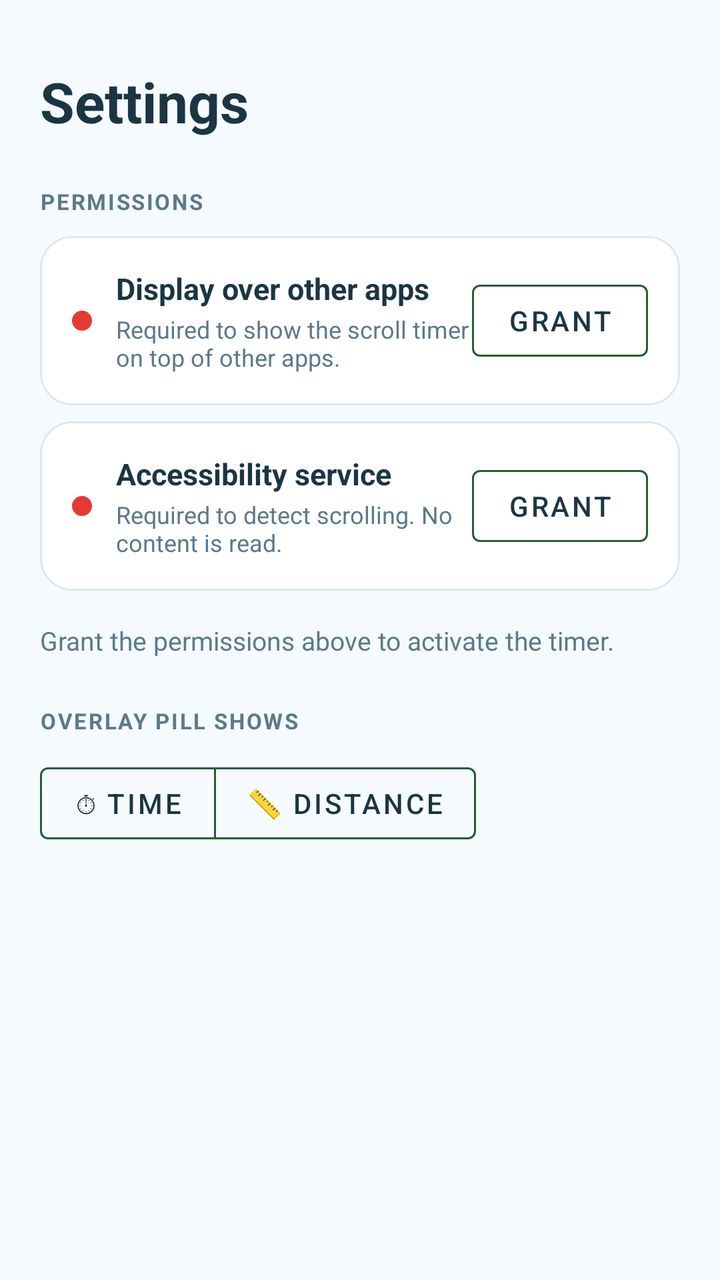
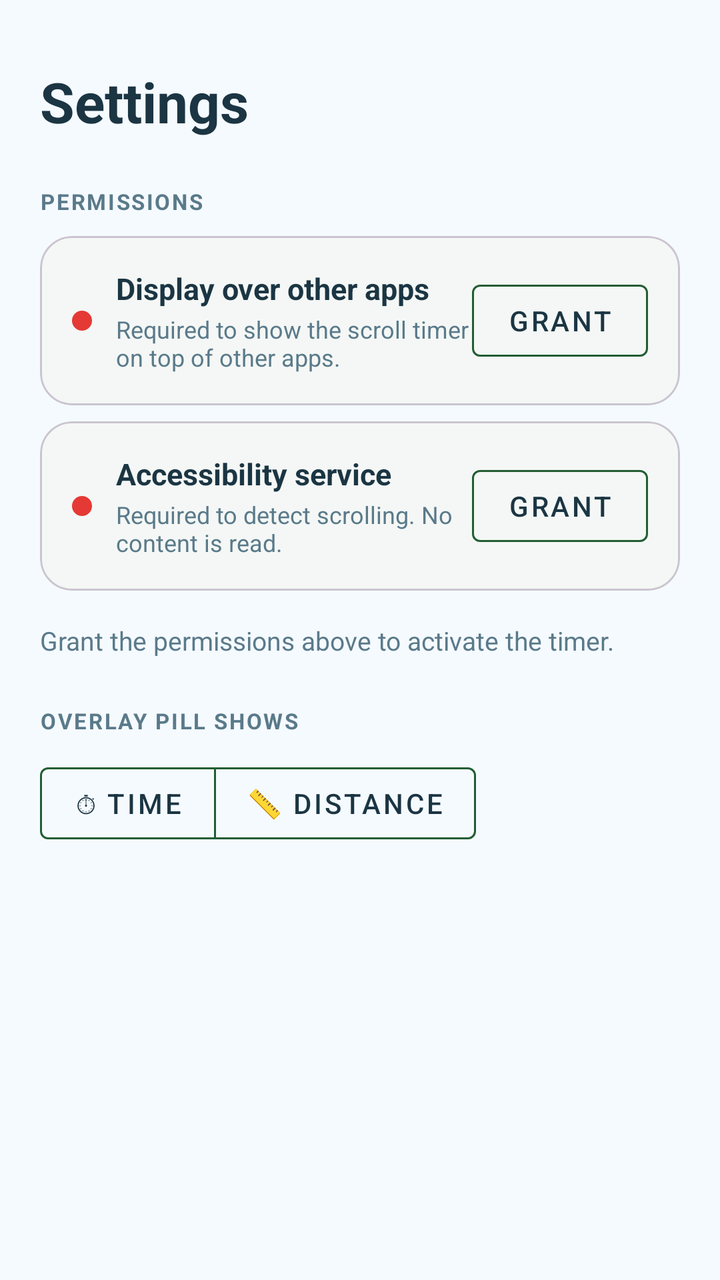

Compare the two renders of this Android layout. The source of the first and the diff that turns it into the second are given below.
<!-- AndroidManifest.xml: application theme Theme.DoomScrollClock -->
<!-- res/layout/fragment_settings.xml -->
<?xml version="1.0" encoding="utf-8"?>
<ScrollView
    xmlns:android="http://schemas.android.com/apk/res/android"
    xmlns:app="http://schemas.android.com/apk/res-auto"
    android:layout_width="match_parent"
    android:layout_height="match_parent"
    android:background="@color/colorBackground"
    android:fillViewport="false">

    <LinearLayout
        android:layout_width="match_parent"
        android:layout_height="wrap_content"
        android:orientation="vertical"
        android:paddingHorizontal="20dp"
        android:paddingTop="32dp"
        android:paddingBottom="16dp">

        
        <TextView
            android:layout_width="wrap_content"
            android:layout_height="wrap_content"
            android:text="@string/settings_title"
            android:textColor="@color/colorOnSurface"
            android:textSize="28sp"
            android:textStyle="bold"
            android:layout_marginBottom="24dp" />

        
        <TextView
            android:layout_width="wrap_content"
            android:layout_height="wrap_content"
            android:text="@string/permissions_section_label"
            android:textColor="@color/colorOnSurfaceVariant"
            android:textSize="11sp"
            android:textStyle="bold"
            android:letterSpacing="0.08"
            android:textAllCaps="true"
            android:layout_marginBottom="10dp" />

        
        <com.google.android.material.card.MaterialCardView
            android:id="@+id/card_overlay"
            android:layout_width="match_parent"
            android:layout_height="wrap_content"
            app:cardBackgroundColor="@color/colorSurface"
            app:cardCornerRadius="16dp"
            app:cardElevation="0dp"
            app:strokeColor="@color/colorDivider"
            app:strokeWidth="1dp"
            android:layout_marginBottom="8dp">

            <androidx.constraintlayout.widget.ConstraintLayout
                android:layout_width="match_parent"
                android:layout_height="wrap_content"
                android:padding="16dp">

                <View
                    android:id="@+id/dot_overlay"
                    android:layout_width="10dp"
                    android:layout_height="10dp"
                    android:background="@drawable/dot_status"
                    app:layout_constraintTop_toTopOf="parent"
                    app:layout_constraintBottom_toBottomOf="parent"
                    app:layout_constraintStart_toStartOf="parent" />

                <TextView
                    android:id="@+id/label_overlay"
                    android:layout_width="0dp"
                    android:layout_height="wrap_content"
                    android:text="@string/permission_overlay_title"
                    android:textColor="@color/colorOnSurface"
                    android:textSize="15sp"
                    android:textStyle="bold"
                    app:layout_constraintStart_toEndOf="@id/dot_overlay"
                    app:layout_constraintEnd_toStartOf="@id/btn_overlay"
                    app:layout_constraintTop_toTopOf="parent"
                    android:layout_marginStart="12dp" />

                <TextView
                    android:layout_width="0dp"
                    android:layout_height="wrap_content"
                    android:text="@string/permission_overlay_desc"
                    android:textColor="@color/colorOnSurfaceVariant"
                    android:textSize="12sp"
                    app:layout_constraintStart_toEndOf="@id/dot_overlay"
                    app:layout_constraintEnd_toStartOf="@id/btn_overlay"
                    app:layout_constraintTop_toBottomOf="@id/label_overlay"
                    android:layout_marginStart="12dp"
                    android:layout_marginTop="2dp" />

                <com.google.android.material.button.MaterialButton
                    android:id="@+id/btn_overlay"
                    style="@style/Widget.MaterialComponents.Button.OutlinedButton"
                    android:layout_width="wrap_content"
                    android:layout_height="wrap_content"
                    android:text="@string/btn_grant"
                    android:textColor="@color/colorOnSurface"
                    app:strokeColor="@color/colorPrimaryVariant"
                    app:layout_constraintEnd_toEndOf="parent"
                    app:layout_constraintTop_toTopOf="parent"
                    app:layout_constraintBottom_toBottomOf="parent" />

            </androidx.constraintlayout.widget.ConstraintLayout>
        </com.google.android.material.card.MaterialCardView>

        
        <com.google.android.material.card.MaterialCardView
            android:id="@+id/card_accessibility"
            android:layout_width="match_parent"
            android:layout_height="wrap_content"
            app:cardBackgroundColor="@color/colorSurface"
            app:cardCornerRadius="16dp"
            app:cardElevation="0dp"
            app:strokeColor="@color/colorDivider"
            app:strokeWidth="1dp"
            android:layout_marginBottom="8dp">

            <androidx.constraintlayout.widget.ConstraintLayout
                android:layout_width="match_parent"
                android:layout_height="wrap_content"
                android:padding="16dp">

                <View
                    android:id="@+id/dot_accessibility"
                    android:layout_width="10dp"
                    android:layout_height="10dp"
                    android:background="@drawable/dot_status"
                    app:layout_constraintTop_toTopOf="parent"
                    app:layout_constraintBottom_toBottomOf="parent"
                    app:layout_constraintStart_toStartOf="parent" />

                <TextView
                    android:id="@+id/label_accessibility"
                    android:layout_width="0dp"
                    android:layout_height="wrap_content"
                    android:text="@string/permission_accessibility_title"
                    android:textColor="@color/colorOnSurface"
                    android:textSize="15sp"
                    android:textStyle="bold"
                    app:layout_constraintStart_toEndOf="@id/dot_accessibility"
                    app:layout_constraintEnd_toStartOf="@id/btn_accessibility"
                    app:layout_constraintTop_toTopOf="parent"
                    android:layout_marginStart="12dp" />

                <TextView
                    android:layout_width="0dp"
                    android:layout_height="wrap_content"
                    android:text="@string/permission_accessibility_desc"
                    android:textColor="@color/colorOnSurfaceVariant"
                    android:textSize="12sp"
                    app:layout_constraintStart_toEndOf="@id/dot_accessibility"
                    app:layout_constraintEnd_toStartOf="@id/btn_accessibility"
                    app:layout_constraintTop_toBottomOf="@id/label_accessibility"
                    android:layout_marginStart="12dp"
                    android:layout_marginTop="2dp" />

                <com.google.android.material.button.MaterialButton
                    android:id="@+id/btn_accessibility"
                    style="@style/Widget.MaterialComponents.Button.OutlinedButton"
                    android:layout_width="wrap_content"
                    android:layout_height="wrap_content"
                    android:text="@string/btn_grant"
                    android:textColor="@color/colorOnSurface"
                    app:strokeColor="@color/colorPrimaryVariant"
                    app:layout_constraintEnd_toEndOf="parent"
                    app:layout_constraintTop_toTopOf="parent"
                    app:layout_constraintBottom_toBottomOf="parent" />

            </androidx.constraintlayout.widget.ConstraintLayout>
        </com.google.android.material.card.MaterialCardView>

        
        <com.google.android.material.card.MaterialCardView
            android:id="@+id/card_notification"
            android:layout_width="match_parent"
            android:layout_height="wrap_content"
            app:cardBackgroundColor="@color/colorSurface"
            app:cardCornerRadius="16dp"
            app:cardElevation="0dp"
            app:strokeColor="@color/colorDivider"
            app:strokeWidth="1dp"
            android:layout_marginBottom="8dp"
            android:visibility="gone">

            <androidx.constraintlayout.widget.ConstraintLayout
                android:layout_width="match_parent"
                android:layout_height="wrap_content"
                android:padding="16dp">

                <View
                    android:id="@+id/dot_notification"
                    android:layout_width="10dp"
                    android:layout_height="10dp"
                    android:background="@drawable/dot_status"
                    app:layout_constraintTop_toTopOf="parent"
                    app:layout_constraintBottom_toBottomOf="parent"
                    app:layout_constraintStart_toStartOf="parent" />

                <TextView
                    android:id="@+id/label_notification"
                    android:layout_width="0dp"
                    android:layout_height="wrap_content"
                    android:text="@string/permission_notification_title"
                    android:textColor="@color/colorOnSurface"
                    android:textSize="15sp"
                    android:textStyle="bold"
                    app:layout_constraintStart_toEndOf="@id/dot_notification"
                    app:layout_constraintEnd_toStartOf="@id/btn_notification"
                    app:layout_constraintTop_toTopOf="parent"
                    android:layout_marginStart="12dp" />

                <TextView
                    android:layout_width="0dp"
                    android:layout_height="wrap_content"
                    android:text="@string/permission_notification_desc"
                    android:textColor="@color/colorOnSurfaceVariant"
                    android:textSize="12sp"
                    app:layout_constraintStart_toEndOf="@id/dot_notification"
                    app:layout_constraintEnd_toStartOf="@id/btn_notification"
                    app:layout_constraintTop_toBottomOf="@id/label_notification"
                    android:layout_marginStart="12dp"
                    android:layout_marginTop="2dp" />

                <com.google.android.material.button.MaterialButton
                    android:id="@+id/btn_notification"
                    style="@style/Widget.MaterialComponents.Button.OutlinedButton"
                    android:layout_width="wrap_content"
                    android:layout_height="wrap_content"
                    android:text="@string/btn_grant"
                    android:textColor="@color/colorOnSurface"
                    app:strokeColor="@color/colorPrimaryVariant"
                    app:layout_constraintEnd_toEndOf="parent"
                    app:layout_constraintTop_toTopOf="parent"
                    app:layout_constraintBottom_toBottomOf="parent" />

            </androidx.constraintlayout.widget.ConstraintLayout>
        </com.google.android.material.card.MaterialCardView>

        
        <TextView
            android:id="@+id/status_text"
            android:layout_width="wrap_content"
            android:layout_height="wrap_content"
            android:text="@string/status_missing_permissions"
            android:textColor="@color/colorOnSurfaceVariant"
            android:textSize="13sp"
            android:layout_marginTop="8dp"
            android:layout_marginBottom="24dp" />

        
        <TextView
            android:layout_width="wrap_content"
            android:layout_height="wrap_content"
            android:text="@string/pill_display_section_label"
            android:textColor="@color/colorOnSurfaceVariant"
            android:textSize="11sp"
            android:textStyle="bold"
            android:letterSpacing="0.08"
            android:textAllCaps="true"
            android:layout_marginBottom="10dp" />

        <com.google.android.material.button.MaterialButtonToggleGroup
            android:id="@+id/toggle_pill_mode"
            android:layout_width="wrap_content"
            android:layout_height="wrap_content"
            app:singleSelection="true"
            app:selectionRequired="true">

            <com.google.android.material.button.MaterialButton
                android:id="@+id/btn_mode_time"
                style="@style/Widget.MaterialComponents.Button.OutlinedButton"
                android:layout_width="wrap_content"
                android:layout_height="wrap_content"
                android:text="@string/btn_mode_time"
                android:textColor="@color/colorOnSurface"
                app:strokeColor="@color/colorPrimaryVariant" />

            <com.google.android.material.button.MaterialButton
                android:id="@+id/btn_mode_distance"
                style="@style/Widget.MaterialComponents.Button.OutlinedButton"
                android:layout_width="wrap_content"
                android:layout_height="wrap_content"
                android:text="@string/btn_mode_distance"
                android:textColor="@color/colorOnSurface"
                app:strokeColor="@color/colorPrimaryVariant" />

        </com.google.android.material.button.MaterialButtonToggleGroup>

    </LinearLayout>

</ScrollView>
<!-- resources referenced by this layout -->
<resources>
  <color name="colorBackground">#F5FAFF</color>
  <color name="colorDivider">#DDE8EF</color>
  <color name="colorOnSurface">#1B3543</color>
  <color name="colorOnSurfaceVariant">#5A7A8A</color>
  <color name="colorPrimaryVariant">#235E34</color>
  <color name="colorSurface">#FFFFFF</color>
  <!-- drawable dot_status (drawable) -->
  <?xml version="1.0" encoding="utf-8"?>
  <shape xmlns:android="http://schemas.android.com/apk/res/android"
      android:shape="oval">
      <solid android:color="@color/colorNotGranted" />
  </shape>
  <string name="btn_grant">Grant</string>
  <string name="btn_mode_distance">📏 Distance</string>
  <string name="btn_mode_time">⏱ Time</string>
  <string name="permission_accessibility_desc">Required to detect scrolling. No content is read.</string>
  <string name="permission_accessibility_title">Accessibility service</string>
  <string name="permission_notification_desc">Shows a fun fact after each scroll session ends.</string>
  <string name="permission_notification_title">Notifications (optional)</string>
  <string name="permission_overlay_desc">Required to show the scroll timer on top of other apps.</string>
  <string name="permission_overlay_title">Display over other apps</string>
  <string name="permissions_section_label">Permissions</string>
  <string name="pill_display_section_label">Overlay pill shows</string>
  <string name="settings_title">Settings</string>
  <string name="status_missing_permissions">Grant the permissions above to activate the timer.</string>
  <style name="Theme.DoomScrollClock" parent="Theme.Material3.DayNight.NoActionBar">
          <item name="colorPrimary">@color/colorPrimary</item>
          <item name="colorPrimaryVariant">@color/colorPrimaryVariant</item>
          <item name="colorSecondary">@color/colorPrimary</item>
          <item name="colorOnPrimary">@color/colorOnPrimary</item>
          <item name="colorSurface">@color/colorSurface</item>
          <item name="colorOnSurface">@color/colorOnSurface</item>
          <item name="android:colorBackground">@color/colorBackground</item>
          <item name="android:windowBackground">@color/colorBackground</item>
          <item name="android:statusBarColor">@color/colorBackground</item>
          <item name="android:windowLightStatusBar">true</item>
          <item name="bottomNavigationStyle">@style/Widget.App.BottomNavigation</item>
      </style>
  <color name="colorNotGranted">#E53935</color>
  <color name="colorPrimary">#306B3F</color>
  <color name="colorOnPrimary">#FFFFFF</color>
  <style name="Widget.App.BottomNavigation" parent="Widget.Material3.BottomNavigationView">
          <item name="android:background">@color/colorNavBackground</item>
          <item name="elevation">0dp</item>
          <item name="labelVisibilityMode">labeled</item>
          <item name="itemIconTint">@color/nav_item_color</item>
          <item name="itemTextColor">@color/nav_item_color</item>
      </style>
  <color name="colorNavBackground">#FFFFFF</color>
</resources>

<!-- the commit's change to res/layout/fragment_settings.xml (unified diff, before → after) -->
@@ -44,9 +44,7 @@
             android:layout_height="wrap_content"
             app:cardBackgroundColor="@color/colorSurface"
             app:cardCornerRadius="16dp"
-            app:cardElevation="0dp"
-            app:strokeColor="@color/colorDivider"
-            app:strokeWidth="1dp"
+            app:cardElevation="1dp"
             android:layout_marginBottom="8dp">
 
             <androidx.constraintlayout.widget.ConstraintLayout
@@ -110,9 +108,7 @@
             android:layout_height="wrap_content"
             app:cardBackgroundColor="@color/colorSurface"
             app:cardCornerRadius="16dp"
-            app:cardElevation="0dp"
-            app:strokeColor="@color/colorDivider"
-            app:strokeWidth="1dp"
+            app:cardElevation="1dp"
             android:layout_marginBottom="8dp">
 
             <androidx.constraintlayout.widget.ConstraintLayout
@@ -176,9 +172,7 @@
             android:layout_height="wrap_content"
             app:cardBackgroundColor="@color/colorSurface"
             app:cardCornerRadius="16dp"
-            app:cardElevation="0dp"
-            app:strokeColor="@color/colorDivider"
-            app:strokeWidth="1dp"
+            app:cardElevation="1dp"
             android:layout_marginBottom="8dp"
             android:visibility="gone">
 
<!-- resource entries referenced after the edit -->
@@ -1,7 +1,6 @@
 <!-- resources referenced by this layout -->
 <resources>
   <color name="colorBackground">#F5FAFF</color>
-  <color name="colorDivider">#DDE8EF</color>
   <color name="colorOnSurface">#1B3543</color>
   <color name="colorOnSurfaceVariant">#5A7A8A</color>
   <color name="colorPrimaryVariant">#235E34</color>
